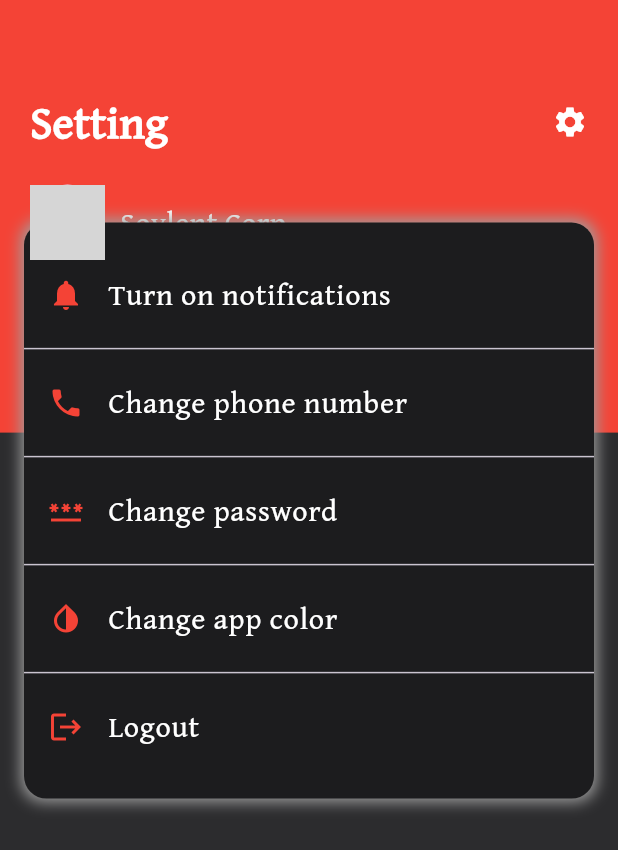
After one commit to danielTr-afk/senior_project, a Flutter app: the screen it shows after launch, on a phone screen of 412 x 824 dp. The commit adds this screen. Shown: the top 850 px of the screen. Run offline on Flutter 3.47's test engine with Material 3 defaults, Android fonts, the phone set to English and light mode, and no system bars; our stand-ins replace get, pinput, smooth_page_indicator; network calls fail; grey boxes are pictures that could not be loaded.

Commit message:
finish Setting Page

```diff
--- a/lib/controller/splahScreen/splashScreen.dart
+++ b/lib/controller/splahScreen/splashScreen.dart
@@ -124,8 +124,9 @@ class _splashScreenState extends State<splashScreen>
                           child: Text(
                             text[i],
                             style: TextStyle(
-                              fontSize: 52,
+                              fontSize: 65,
                               fontWeight: FontWeight.bold,
+                              fontFamily: "GentiumBookPlus",
                               color: textColor,
                               shadows: [
                                 Shadow(
--- a/lib/main.dart
+++ b/lib/main.dart
@@ -1,6 +1,7 @@
 import 'package:f_book2/view/Books/BookDetails/BookDetailsPage.dart';
 import 'package:f_book2/view/Message/ChatPage.dart';
 import 'package:f_book2/view/Movies/MovieDetails/MovieDetailsPage.dart';
+import 'package:f_book2/view/setting/settingPage.dart';
 import 'package:f_book2/view/userProfile/ProfilePage.dart';
 import 'package:flutter/material.dart';
 import 'package:get/get.dart';
@@ -31,7 +32,7 @@ class MyApp extends StatelessWidget {
     return GetMaterialApp(
       debugShowCheckedModeBanner: false,
       initialBinding: mybindings(),
-      initialRoute: "/MovieDetailsPage",
+      initialRoute: "/settingsPage",
       getPages: [
         GetPage(name: "/splashScreen", page: () => splashScreen()),
         GetPage(name: "/onBoarding", page: () => onBoarding()),
@@ -50,6 +51,7 @@ class MyApp extends StatelessWidget {
         GetPage(name: "/ProfilePage", page: () => ProfilePage()),
         GetPage(name: "/BookDetailsPage", page: () => BookDetailsPage()),
         GetPage(name: "/MovieDetailsPage", page: () => MovieDetailsPage()),
+        GetPage(name: "/settingsPage", page: () => settingsPage()),
 
       ],
     );
--- /dev/null
+++ b/lib/view/setting/settingPage.dart
@@ -0,0 +1,86 @@
+import 'package:f_book2/controller/variables.dart';
+import 'package:f_book2/view/GlobalWideget/styleText.dart';
+import 'package:flutter/material.dart';
+import 'settingWideget/SettingsTile.dart';
+
+class settingsPage extends StatelessWidget {
+  const settingsPage({super.key});
+
+  @override
+  Widget build(BuildContext context) {
+    double screenHeight = MediaQuery.of(context).size.height;
+
+    return Scaffold(
+      backgroundColor: blackColor2,
+      body: SingleChildScrollView(
+        child: Column(
+          children: [
+            Container(
+              height: screenHeight * 0.35,
+              color: secondaryColor,
+              padding: const EdgeInsets.only(top: 60, left: 20, right: 20, bottom: 30),
+              child: Column(
+                crossAxisAlignment: CrossAxisAlignment.start,
+                children: [
+                  Row(
+                    children: [
+                      styleText(text: "Setting", fSize: 30, color: textColor2, fontWeight: FontWeight.bold,),
+                      const Spacer(),
+                      Icon(Icons.settings, color: textColor2),
+                    ],
+                  ),
+                  const SizedBox(height: 20),
+                  Row(
+                    children: [
+                      const CircleAvatar(
+                        radius: 25,
+                        backgroundImage: NetworkImage('https://randomuser.me/api/portraits/men/45.jpg'),
+                      ),
+                      const SizedBox(width: 10),
+                      styleText(text: "Soylent Corp", fSize: 20, color: textColor2)
+                    ],
+                  ),
+                ],
+              ),
+            ),
+
+            Transform.translate(
+              offset: const Offset(0, -140),
+              child: Padding(
+                padding: const EdgeInsets.symmetric(horizontal: 16.0),
+                child: Container(
+                  padding: const EdgeInsets.symmetric(vertical: 20),
+                  decoration: BoxDecoration(
+                    color: mainColor,
+                    borderRadius: BorderRadius.circular(15),
+                    boxShadow: [
+                      BoxShadow(
+                        color: mainColor2!,
+                        blurRadius: 8,
+                        spreadRadius: 2,
+                      )
+                    ],
+                  ),
+                  child: Column(
+                    children: const [
+                      SettingsTile(icon: Icons.notifications, title: 'Turn on notifications'),
+                      Divider(),
+                      SettingsTile(icon: Icons.phone, title: 'Change phone number'),
+                      Divider(),
+                      SettingsTile(icon: Icons.password, title: 'Change password'),
+                      Divider(),
+                      SettingsTile(icon: Icons.invert_colors_on, title: 'Change app color'),
+                      Divider(),
+                      SettingsTile(icon: Icons.logout, title: 'Logout'),
+                    ],
+                  ),
+                ),
+              ),
+            ),
+            const SizedBox(height: 30), // Extra space at bottom
+          ],
+        ),
+      ),
+    );
+  }
+}
--- /dev/null
+++ b/lib/view/setting/settingWideget/SettingsTile.dart
@@ -0,0 +1,18 @@
+import 'package:flutter/material.dart';
+import '../../../controller/variables.dart';
+import '../../GlobalWideget/styleText.dart';
+
+class SettingsTile extends StatelessWidget {
+  final IconData icon;
+  final String title;
+  const SettingsTile({super.key, required this.icon, required this.title});
+
+  @override
+  Widget build(BuildContext context) {
+    return ListTile(
+      leading: Icon(icon, color: secondaryColor),
+      title: styleText(text: title, fSize: 20, color: textColor2),
+      onTap: () {},
+    );
+  }
+}
```
